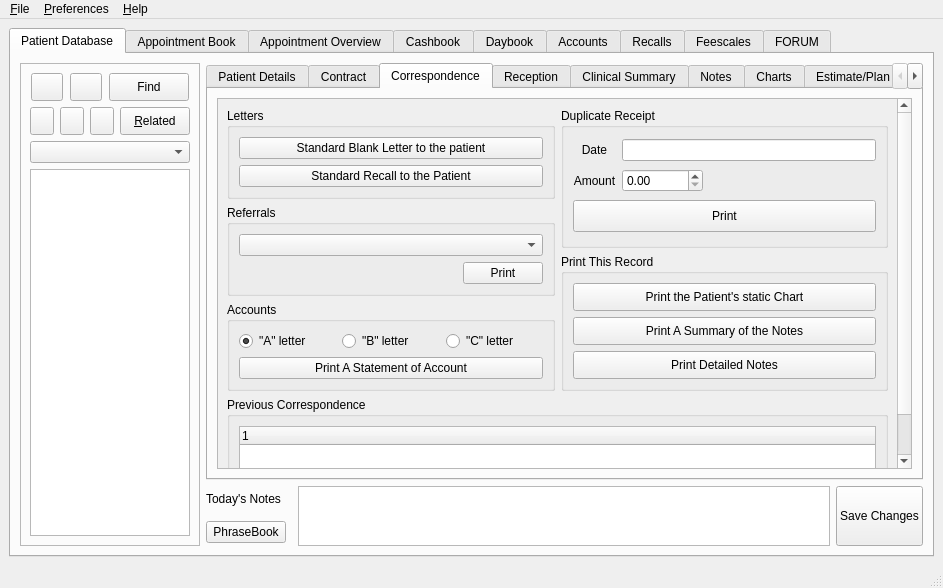
This is qt-designer/main.ui in rowinggolfer/openmolar1 as Qt 5 draws it before an edit. The edited form follows.
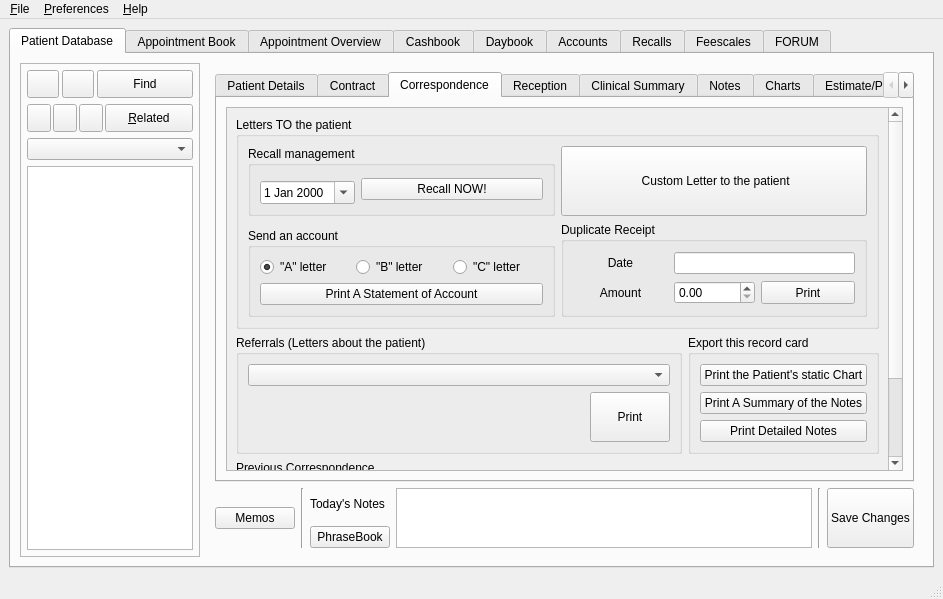
This is the edited form. The open tabs and pages were chosen to show the change. Icons and pictures are not drawn.

What changed in the file:
```diff
--- a/qt-designer/main.ui
+++ b/qt-designer/main.ui
@@ -7,7 +7,7 @@
     <x>0</x>
     <y>0</y>
     <width>943</width>
-    <height>588</height>
+    <height>595</height>
    </rect>
   </property>
   <property name="sizePolicy">
@@ -87,8 +87,24 @@
            <enum>QFrame::Raised</enum>
           </property>
           <layout class="QVBoxLayout" name="verticalLayout">
+           <property name="margin">
+            <number>6</number>
+           </property>
            <item>
-            <layout class="QHBoxLayout" name="horizontalLayout">
+            <widget class="QFrame" name="frame_15">
+             <property name="frameShape">
+              <enum>QFrame::NoFrame</enum>
+             </property>
+             <property name="frameShadow">
+              <enum>QFrame::Raised</enum>
+             </property>
+             <layout class="QHBoxLayout" name="horizontalLayout_3">
+              <property name="spacing">
+               <number>3</number>
+              </property>
+              <property name="margin">
+               <number>0</number>
+              </property>
              <item>
               <widget class="QPushButton" name="home_pushButton">
                <property name="minimumSize">
@@ -178,7 +194,7 @@
                </property>
                <property name="maximumSize">
                 <size>
-                 <width>70</width>
+                  <width>16777215</width>
                  <height>28</height>
                 </size>
                </property>
@@ -204,9 +220,23 @@
               </widget>
              </item>
             </layout>
+            </widget>
            </item>
            <item>
-            <layout class="QHBoxLayout" name="horizontalLayout_3">
+            <widget class="QFrame" name="frame_16">
+             <property name="frameShape">
+              <enum>QFrame::NoFrame</enum>
+             </property>
+             <property name="frameShadow">
+              <enum>QFrame::Raised</enum>
+             </property>
+             <layout class="QHBoxLayout" name="horizontalLayout">
+              <property name="spacing">
+               <number>2</number>
+              </property>
+              <property name="margin">
+               <number>0</number>
+              </property>
              <item>
               <widget class="QPushButton" name="backButton">
                <property name="sizePolicy">
@@ -324,6 +354,7 @@
               </widget>
              </item>
             </layout>
+            </widget>
            </item>
            <item>
             <widget class="QComboBox" name="daylistBox">
@@ -375,88 +406,7 @@
            <number>0</number>
           </property>
           <layout class="QGridLayout" name="gridLayout_18">
-           <property name="margin">
-            <number>0</number>
-           </property>
-           <property name="spacing">
-            <number>6</number>
-           </property>
-           <item row="1" column="0">
-            <widget class="QLabel" name="newNotesLabel">
-             <property name="sizePolicy">
-              <sizepolicy hsizetype="Fixed" vsizetype="Fixed">
-               <horstretch>0</horstretch>
-               <verstretch>0</verstretch>
-              </sizepolicy>
-             </property>
-             <property name="maximumSize">
-              <size>
-               <width>16777215</width>
-               <height>16777215</height>
-              </size>
-             </property>
-             <property name="text">
-              <string>Today's Notes</string>
-             </property>
-             <property name="alignment">
-              <set>Qt::AlignCenter</set>
-             </property>
-             <property name="wordWrap">
-              <bool>true</bool>
-             </property>
-            </widget>
-           </item>
-           <item row="1" column="2" rowspan="2">
-            <widget class="QTextEdit" name="notesEnter_textEdit">
-             <property name="maximumSize">
-              <size>
-               <width>16777215</width>
-               <height>60</height>
-              </size>
-             </property>
-             <property name="toolTip">
-              <string>Enter Notes.</string>
-             </property>
-            </widget>
-           </item>
-           <item row="1" column="3" rowspan="2">
-            <widget class="QPushButton" name="saveButton">
-             <property name="maximumSize">
-              <size>
-               <width>16777215</width>
-               <height>100</height>
-              </size>
-             </property>
-             <property name="toolTip">
-              <string>Save the changes made to this record.</string>
-             </property>
-             <property name="text">
-              <string>Save Changes</string>
-             </property>
-             <property name="icon">
-              <iconset resource="../resources/resources.qrc">
-               <normaloff>:/save_all.png</normaloff>:/save_all.png</iconset>
-             </property>
-             <property name="shortcut">
-              <string>Ctrl+S</string>
-             </property>
-            </widget>
-           </item>
-           <item row="2" column="0">
-            <widget class="QPushButton" name="phraseBook_pushButton">
-             <property name="text">
-              <string>PhraseBook</string>
-             </property>
-             <property name="icon">
-              <iconset resource="../resources/resources.qrc">
-               <normaloff>:/txt.png</normaloff>:/txt.png</iconset>
-             </property>
-             <property name="shortcut">
-              <string>Ins</string>
-             </property>
-            </widget>
-           </item>
-           <item row="0" column="0" colspan="4">
+           <item row="0" column="0" colspan="6">
             <widget class="QTabWidget" name="tabWidget">
              <property name="currentIndex">
               <number>7</number>
@@ -1630,18 +1580,168 @@
                    <rect>
                     <x>0</x>
                     <y>0</y>
-                    <width>675</width>
-                    <height>432</height>
+                    <width>657</width>
+                    <height>484</height>
                    </rect>
                   </property>
                   <layout class="QGridLayout" name="gridLayout_20">
-                   <item row="0" column="0">
+                   <item row="2" column="1" rowspan="2">
+                    <widget class="QGroupBox" name="groupBox_8">
+                     <property name="title">
+                      <string>Export this record card</string>
+                     </property>
+                     <layout class="QVBoxLayout" name="verticalLayout_7">
+                      <item>
+                       <widget class="QPushButton" name="exportChartPrintButton">
+                        <property name="sizePolicy">
+                         <sizepolicy hsizetype="Preferred" vsizetype="Preferred">
+                          <horstretch>0</horstretch>
+                          <verstretch>0</verstretch>
+                         </sizepolicy>
+                        </property>
+                        <property name="maximumSize">
+                         <size>
+                          <width>16777215</width>
+                          <height>16777215</height>
+                         </size>
+                        </property>
+                        <property name="toolTip">
+                         <string>Print a patient's static chart.</string>
+                        </property>
+                        <property name="text">
+                         <string>Print the Patient's static Chart</string>
+                        </property>
+                       </widget>
+                      </item>
+                      <item>
+                       <widget class="QPushButton" name="simpleNotesPrintButton">
+                        <property name="sizePolicy">
+                         <sizepolicy hsizetype="Preferred" vsizetype="Preferred">
+                          <horstretch>0</horstretch>
+                          <verstretch>0</verstretch>
+                         </sizepolicy>
+                        </property>
+                        <property name="maximumSize">
+                         <size>
+                          <width>16777215</width>
+                          <height>16777215</height>
+                         </size>
+                        </property>
+                        <property name="toolTip">
+                         <string>Print a summary of the patient's notes (for them to take on). Includes No fee details.</string>
+                        </property>
+                        <property name="text">
+                         <string>Print A Summary of the Notes</string>
+                        </property>
+                       </widget>
+                      </item>
+                      <item>
+                       <widget class="QPushButton" name="detailedNotesPrintButton">
+                        <property name="sizePolicy">
+                         <sizepolicy hsizetype="Preferred" vsizetype="Preferred">
+                          <horstretch>0</horstretch>
+                          <verstretch>0</verstretch>
+                         </sizepolicy>
+                        </property>
+                        <property name="maximumSize">
+                         <size>
+                          <width>16777215</width>
+                          <height>16777215</height>
+                         </size>
+                        </property>
+                        <property name="toolTip">
+                         <string>Print a summary of the patient's notes. Includes FEE and ESTIMATE details.</string>
+                        </property>
+                        <property name="text">
+                         <string>Print Detailed Notes</string>
+                        </property>
+                       </widget>
+                      </item>
+                     </layout>
+                    </widget>
+                   </item>
+                   <item row="4" column="0" colspan="2">
+                    <widget class="QGroupBox" name="groupBox_3">
+                     <property name="title">
+                      <string>Previous Correspondence</string>
+                     </property>
+                     <layout class="QHBoxLayout" name="horizontalLayout_16">
+                      <item>
+                       <widget class="QTreeWidget" name="previousCorrespondence_treeWidget">
+                        <property name="alternatingRowColors">
+                         <bool>true</bool>
+                        </property>
+                        <property name="animated">
+                         <bool>true</bool>
+                        </property>
+                        <column>
+                         <property name="text">
+                          <string>1</string>
+                         </property>
+                        </column>
+                       </widget>
+                      </item>
+                     </layout>
+                    </widget>
+                   </item>
+                   <item row="2" column="0" rowspan="2">
+                    <widget class="QGroupBox" name="groupBox_7">
+                     <property name="title">
+                      <string>Referrals (Letters about the patient)</string>
+                     </property>
+                     <layout class="QGridLayout" name="gridLayout_13">
+                      <item row="0" column="0" colspan="2">
+                       <widget class="QComboBox" name="referralLettersComboBox">
+                        <property name="minimumSize">
+                         <size>
+                          <width>240</width>
+                          <height>0</height>
+                         </size>
+                        </property>
+                       </widget>
+                      </item>
+                      <item row="1" column="0">
+                       <spacer name="horizontalSpacer">
+                        <property name="orientation">
+                         <enum>Qt::Horizontal</enum>
+                        </property>
+                        <property name="sizeHint" stdset="0">
+                         <size>
+                          <width>156</width>
+                          <height>20</height>
+                         </size>
+                        </property>
+                       </spacer>
+                      </item>
+                      <item row="1" column="1">
+                       <widget class="QPushButton" name="referralLettersPrintButton">
+                        <property name="sizePolicy">
+                         <sizepolicy hsizetype="Preferred" vsizetype="Preferred">
+                          <horstretch>0</horstretch>
+                          <verstretch>0</verstretch>
+                         </sizepolicy>
+                        </property>
+                        <property name="maximumSize">
+                         <size>
+                          <width>16777215</width>
+                          <height>16777215</height>
+                         </size>
+                        </property>
+                        <property name="text">
+                         <string>Print</string>
+                        </property>
+                       </widget>
+                      </item>
+                     </layout>
+                    </widget>
+                   </item>
+                   <item row="0" column="0" rowspan="2" colspan="2">
                     <widget class="QGroupBox" name="groupBox_6">
                      <property name="title">
-                      <string>Letters</string>
+                      <string>Letters TO the patient</string>
                      </property>
-                     <layout class="QVBoxLayout" name="verticalLayout_6">
-                      <item>
+                     <layout class="QGridLayout" name="gridLayout_35">
+                      <item row="0" column="1">
                        <widget class="QPushButton" name="standardLetterPushButton">
                         <property name="sizePolicy">
                          <sizepolicy hsizetype="Preferred" vsizetype="Preferred">
@@ -1650,21 +1750,11 @@
                          </sizepolicy>
                         </property>
                         <property name="text">
-                         <string>Standard Blank Letter to the patient</string>
+                         <string> Custom Letter to the patient</string>
                         </property>
                        </widget>
                       </item>
-                      <item>
-                       <widget class="QPushButton" name="printRecall_pushButton">
-                        <property name="text">
-                         <string>Standard Recall to the Patient</string>
-                        </property>
-                       </widget>
-                      </item>
-                     </layout>
-                    </widget>
-                   </item>
-                   <item row="0" column="1" rowspan="2">
+                      <item row="1" column="1" rowspan="2">
                     <widget class="QGroupBox" name="groupBox_2">
                      <property name="title">
                       <string>Duplicate Receipt</string>
@@ -1680,6 +1770,9 @@
                         </property>
                        </widget>
                       </item>
+                         <item row="0" column="1" colspan="2">
+                          <widget class="QLineEdit" name="dupReceiptDate_lineEdit"/>
+                         </item>
                       <item row="1" column="0">
                        <widget class="QLabel" name="label_11">
                         <property name="text">
@@ -1700,7 +1793,7 @@
                         </property>
                        </widget>
                       </item>
-                      <item row="2" column="0" colspan="2">
+                         <item row="1" column="2">
                        <widget class="QPushButton" name="receiptPrintButton">
                         <property name="sizePolicy">
                          <sizepolicy hsizetype="Preferred" vsizetype="Preferred">
@@ -1722,142 +1815,13 @@
                         </property>
                        </widget>
                       </item>
-                      <item row="0" column="1">
-                       <widget class="QLineEdit" name="dupReceiptDate_lineEdit"/>
-                      </item>
                      </layout>
                     </widget>
                    </item>
-                   <item row="1" column="0" rowspan="2">
-                    <widget class="QGroupBox" name="groupBox_7">
-                     <property name="title">
-                      <string>Referrals</string>
-                     </property>
-                     <layout class="QGridLayout" name="gridLayout_13">
-                      <item row="0" column="0" colspan="2">
-                       <widget class="QComboBox" name="referralLettersComboBox">
-                        <property name="minimumSize">
-                         <size>
-                          <width>240</width>
-                          <height>0</height>
-                         </size>
-                        </property>
-                       </widget>
-                      </item>
-                      <item row="1" column="0">
-                       <spacer name="horizontalSpacer">
-                        <property name="orientation">
-                         <enum>Qt::Horizontal</enum>
-                        </property>
-                        <property name="sizeHint" stdset="0">
-                         <size>
-                          <width>156</width>
-                          <height>20</height>
-                         </size>
-                        </property>
-                       </spacer>
-                      </item>
-                      <item row="1" column="1">
-                       <widget class="QPushButton" name="referralLettersPrintButton">
-                        <property name="sizePolicy">
-                         <sizepolicy hsizetype="Preferred" vsizetype="Preferred">
-                          <horstretch>0</horstretch>
-                          <verstretch>0</verstretch>
-                         </sizepolicy>
-                        </property>
-                        <property name="maximumSize">
-                         <size>
-                          <width>16777215</width>
-                          <height>16777215</height>
-                         </size>
-                        </property>
-                        <property name="text">
-                         <string>Print</string>
-                        </property>
-                       </widget>
-                      </item>
-                     </layout>
-                    </widget>
-                   </item>
-                   <item row="2" column="1" rowspan="2">
-                    <widget class="QGroupBox" name="groupBox_8">
-                     <property name="title">
-                      <string>Print This Record</string>
-                     </property>
-                     <layout class="QVBoxLayout" name="verticalLayout_7">
-                      <item>
-                       <widget class="QPushButton" name="exportChartPrintButton">
-                        <property name="sizePolicy">
-                         <sizepolicy hsizetype="Preferred" vsizetype="Preferred">
-                          <horstretch>0</horstretch>
-                          <verstretch>0</verstretch>
-                         </sizepolicy>
-                        </property>
-                        <property name="maximumSize">
-                         <size>
-                          <width>16777215</width>
-                          <height>16777215</height>
-                         </size>
-                        </property>
-                        <property name="toolTip">
-                         <string>Print a patient's static chart.</string>
-                        </property>
-                        <property name="text">
-                         <string>Print the Patient's static Chart</string>
-                        </property>
-                       </widget>
-                      </item>
-                      <item>
-                       <widget class="QPushButton" name="simpleNotesPrintButton">
-                        <property name="sizePolicy">
-                         <sizepolicy hsizetype="Preferred" vsizetype="Preferred">
-                          <horstretch>0</horstretch>
-                          <verstretch>0</verstretch>
-                         </sizepolicy>
-                        </property>
-                        <property name="maximumSize">
-                         <size>
-                          <width>16777215</width>
-                          <height>16777215</height>
-                         </size>
-                        </property>
-                        <property name="toolTip">
-                         <string>Print a summary of the patient's notes (for them to take on). Includes No fee details.</string>
-                        </property>
-                        <property name="text">
-                         <string>Print A Summary of the Notes</string>
-                        </property>
-                       </widget>
-                      </item>
-                      <item>
-                       <widget class="QPushButton" name="detailedNotesPrintButton">
-                        <property name="sizePolicy">
-                         <sizepolicy hsizetype="Preferred" vsizetype="Preferred">
-                          <horstretch>0</horstretch>
-                          <verstretch>0</verstretch>
-                         </sizepolicy>
-                        </property>
-                        <property name="maximumSize">
-                         <size>
-                          <width>16777215</width>
-                          <height>16777215</height>
-                         </size>
-                        </property>
-                        <property name="toolTip">
-                         <string>Print a summary of the patient's notes. Includes FEE and ESTIMATE details.</string>
-                        </property>
-                        <property name="text">
-                         <string>Print Detailed Notes</string>
-                        </property>
-                       </widget>
-                      </item>
-                     </layout>
-                    </widget>
-                   </item>
-                   <item row="3" column="0">
+                      <item row="2" column="0">
                     <widget class="QGroupBox" name="groupBox_9">
                      <property name="title">
-                      <string>Accounts</string>
+                         <string>Send an account</string>
                      </property>
                      <layout class="QGridLayout" name="gridLayout_22">
                       <item row="0" column="0">
@@ -1900,25 +1864,33 @@
                      </layout>
                     </widget>
                    </item>
-                   <item row="4" column="0" colspan="2">
-                    <widget class="QGroupBox" name="groupBox_3">
+                      <item row="0" column="0">
+                       <widget class="QGroupBox" name="groupBox_15">
                      <property name="title">
-                      <string>Previous Correspondence</string>
-                     </property>
-                     <layout class="QHBoxLayout" name="horizontalLayout_16">
-                      <item>
-                       <widget class="QTreeWidget" name="previousCorrespondence_treeWidget">
-                        <property name="alternatingRowColors">
-                         <bool>true</bool>
-                        </property>
-                        <property name="animated">
-                         <bool>true</bool>
-                        </property>
-                        <column>
+                         <string>Recall management</string>
+                        </property>
+                        <layout class="QGridLayout" name="gridLayout_36">
+                         <item row="0" column="1" rowspan="2" colspan="2">
+                          <widget class="QPushButton" name="printRecall_pushButton">
+                           <property name="toolTip">
+                            <string>Print a recall saying the patient is due now.</string>
+                           </property>
                          <property name="text">
-                          <string>1</string>
-                         </property>
-                        </column>
+                            <string>Recall NOW!</string>
+                           </property>
+                          </widget>
+                         </item>
+                         <item row="1" column="0">
+                          <widget class="QDateEdit" name="recall_dateEdit">
+                           <property name="toolTip">
+                            <string>Set the date for a recall to be generated automatically</string>
+                           </property>
+                           <property name="calendarPopup">
+                            <bool>true</bool>
+                           </property>
+                          </widget>
+                         </item>
+                        </layout>
                        </widget>
                       </item>
                      </layout>
@@ -3355,6 +3327,84 @@
              </widget>
             </widget>
            </item>
+           <item row="1" column="0" rowspan="2">
+            <widget class="QPushButton" name="memos_pushButton">
+             <property name="text">
+              <string>Memos</string>
+             </property>
+            </widget>
+           </item>
+           <item row="1" column="1" rowspan="2">
+            <widget class="Line" name="line">
+             <property name="orientation">
+              <enum>Qt::Vertical</enum>
+             </property>
+            </widget>
+           </item>
+           <item row="1" column="2">
+            <widget class="QLabel" name="label_39">
+             <property name="text">
+              <string>Today's Notes</string>
+             </property>
+            </widget>
+           </item>
+           <item row="1" column="3" rowspan="2">
+            <widget class="QTextEdit" name="notesEnter_textEdit">
+             <property name="maximumSize">
+              <size>
+               <width>16777215</width>
+               <height>60</height>
+              </size>
+             </property>
+             <property name="toolTip">
+              <string>Enter Notes.</string>
+             </property>
+            </widget>
+           </item>
+           <item row="1" column="4" rowspan="2">
+            <widget class="Line" name="line_2">
+             <property name="orientation">
+              <enum>Qt::Vertical</enum>
+             </property>
+            </widget>
+           </item>
+           <item row="1" column="5" rowspan="2">
+            <widget class="QPushButton" name="saveButton">
+             <property name="maximumSize">
+              <size>
+               <width>16777215</width>
+               <height>100</height>
+              </size>
+             </property>
+             <property name="toolTip">
+              <string>Save the changes made to this record.</string>
+             </property>
+             <property name="text">
+              <string>Save Changes</string>
+             </property>
+             <property name="icon">
+              <iconset resource="../resources/resources.qrc">
+               <normaloff>:/save_all.png</normaloff>:/save_all.png</iconset>
+             </property>
+             <property name="shortcut">
+              <string>Ctrl+S</string>
+             </property>
+            </widget>
+           </item>
+           <item row="2" column="2">
+            <widget class="QPushButton" name="phraseBook_pushButton">
+             <property name="text">
+              <string>PhraseBook</string>
+             </property>
+             <property name="icon">
+              <iconset resource="../resources/resources.qrc">
+               <normaloff>:/txt.png</normaloff>:/txt.png</iconset>
+             </property>
+             <property name="shortcut">
+              <string>Ins</string>
+             </property>
+            </widget>
+           </item>
           </layout>
          </widget>
         </item>
```
Left out of the diff: 178 changed lines with no effect on the pictures. Lines whose indentation alone changed are shown as unchanged.
